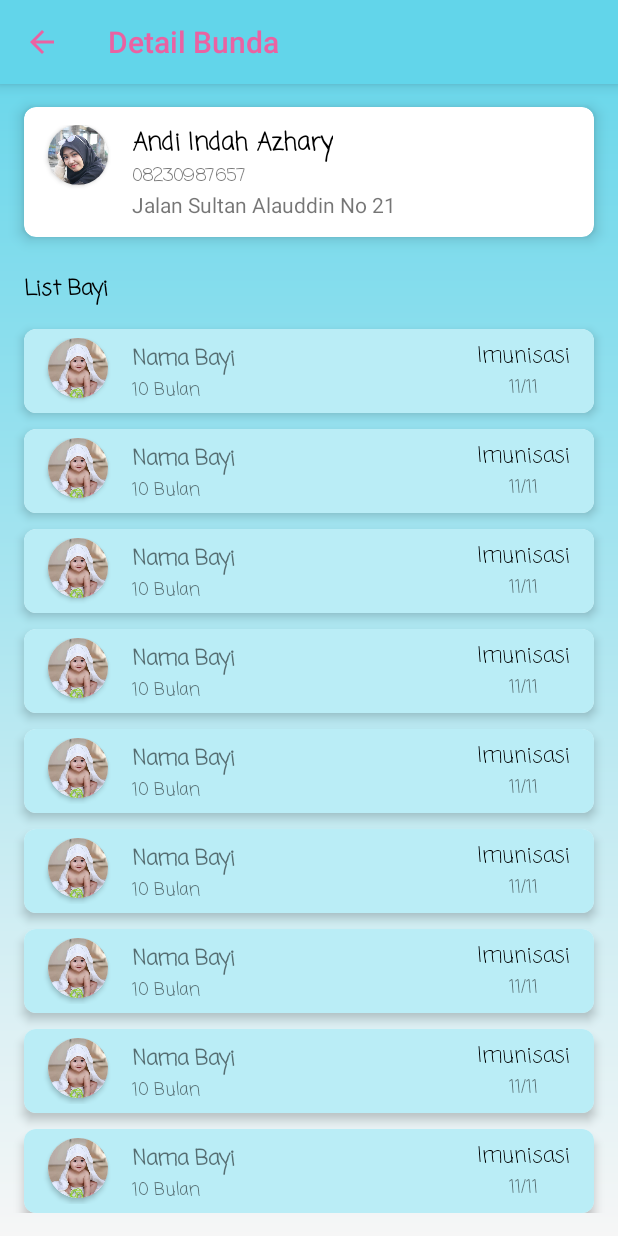
After one commit to azwarbahar/Apmodasi, an Android app: the DetailBundaActivity screen opened directly, with no data from a screen before it, on a phone screen of 412 x 824 dp. The commit adds this screen. Run offline under Robolectric (Android 15) with nearby library versions, the phone set to English and light mode, and no system bars.

Commit message:
fix UI kader

```diff
--- a/app/build.gradle
+++ b/app/build.gradle
@@ -68,9 +68,6 @@ dependencies {
     //sliding up panel
     implementation 'com.sothree.slidinguppanel:library:3.4.0'
 
-    //dexter permissions
-    implementation "com.karumi:dexter:5.0.0"
-
     // circular imageview
     implementation 'com.mikhaellopez:circularimageview:3.2.0'
 
--- /dev/null
+++ b/app/src/main/java/com/skripsi/apmodasi/ui/activity/kader/DetailBundaActivity.java
@@ -0,0 +1,43 @@
+package com.skripsi.apmodasi.ui.activity.kader;
+
+import androidx.appcompat.app.AppCompatActivity;
+import androidx.appcompat.widget.Toolbar;
+import androidx.recyclerview.widget.LinearLayoutManager;
+import androidx.recyclerview.widget.RecyclerView;
+
+import android.os.Bundle;
+
+import com.skripsi.apmodasi.R;
+import com.skripsi.apmodasi.ui.adapter.BayiKaderAdapter;
+
+public class DetailBundaActivity extends AppCompatActivity {
+
+    private RecyclerView rv_bayi;
+    private BayiKaderAdapter bayiKaderAdapter;
+
+    @Override
+    protected void onCreate(Bundle savedInstanceState) {
+        super.onCreate(savedInstanceState);
+        setContentView(R.layout.activity_detail_bunda);
+
+        Toolbar toolbar = findViewById(R.id.toolbar);
+        setSupportActionBar(toolbar);
+        getSupportActionBar().setDisplayHomeAsUpEnabled(true);
+        getSupportActionBar().setDisplayShowHomeEnabled(true);
+
+        loadDataBayi();
+    }
+
+    private void loadDataBayi(){
+        rv_bayi = findViewById(R.id.rv_bayi);
+        bayiKaderAdapter = new BayiKaderAdapter(DetailBundaActivity.this);
+        rv_bayi.setLayoutManager(new LinearLayoutManager(DetailBundaActivity.this));
+        rv_bayi.setAdapter(bayiKaderAdapter);
+    }
+
+    @Override
+    public boolean onSupportNavigateUp() {
+        onBackPressed();
+        return true;
+    }
+}
--- a/app/src/main/java/com/skripsi/apmodasi/ui/adapter/BayiKaderAdapter.java
+++ b/app/src/main/java/com/skripsi/apmodasi/ui/adapter/BayiKaderAdapter.java
@@ -1,6 +1,7 @@
 package com.skripsi.apmodasi.ui.adapter;
 
 import android.content.Context;
+import android.content.Intent;
 import android.view.LayoutInflater;
 import android.view.View;
 import android.view.ViewGroup;
@@ -9,6 +10,7 @@ import androidx.annotation.NonNull;
 import androidx.recyclerview.widget.RecyclerView;
 
 import com.skripsi.apmodasi.R;
+import com.skripsi.apmodasi.ui.activity.kader.DetailBayiKaderActivity;
 
 public class BayiKaderAdapter extends RecyclerView.Adapter<BayiKaderAdapter.MyHolderView> {
 
@@ -31,6 +33,13 @@ public class BayiKaderAdapter extends RecyclerView.Adapter<BayiKaderAdapter.MyHo
     @Override
     public void onBindViewHolder(@NonNull BayiKaderAdapter.MyHolderView holder, int position) {
 
+        holder.itemView.setOnClickListener(new View.OnClickListener() {
+            @Override
+            public void onClick(View v) {
+                context.startActivity(new Intent(context, DetailBayiKaderActivity.class));
+            }
+        });
+
     }
 
     @Override
--- a/app/src/main/res/layout/activity_detail_bayi.xml
+++ b/app/src/main/res/layout/activity_detail_bayi.xml
@@ -69,7 +69,6 @@
 
                 </com.google.android.material.appbar.CollapsingToolbarLayout>
             </com.google.android.material.appbar.AppBarLayout>
-
 
             <RelativeLayout
                 android:layout_width="match_parent"
--- /dev/null
+++ b/app/src/main/res/layout/activity_detail_bunda.xml
@@ -0,0 +1,111 @@
+<?xml version="1.0" encoding="utf-8"?>
+<RelativeLayout xmlns:android="http://schemas.android.com/apk/res/android"
+    xmlns:app="http://schemas.android.com/apk/res-auto"
+    xmlns:tools="http://schemas.android.com/tools"
+    android:layout_width="match_parent"
+    android:background="@drawable/bg_menu"
+    android:layout_height="match_parent"
+    tools:context=".ui.activity.kader.DetailBundaActivity">
+
+    <androidx.appcompat.widget.Toolbar
+        android:id="@+id/toolbar"
+        style="@style/Widget.AppCompat.Toolbar"
+        android:layout_width="match_parent"
+        android:layout_height="wrap_content"
+        android:background="@color/purple_500"
+        android:elevation="6dp"
+        app:theme="@style/ToolbarTheme"
+        app:title="Detail Bunda"
+        app:titleTextColor="@color/purple_200" />
+
+    <androidx.cardview.widget.CardView
+        android:id="@+id/cv_profile"
+        android:layout_width="match_parent"
+        android:layout_height="wrap_content"
+        android:layout_below="@id/toolbar"
+        android:layout_marginHorizontal="16dp"
+        android:layout_marginTop="15dp"
+        app:cardCornerRadius="8dp"
+        app:cardElevation="6dp">
+
+        <RelativeLayout
+            android:layout_width="match_parent"
+            android:layout_height="wrap_content"
+            android:paddingVertical="12dp">
+
+            <androidx.cardview.widget.CardView
+                android:id="@+id/cv_foto"
+                android:layout_width="40dp"
+                android:layout_height="40dp"
+                android:layout_marginHorizontal="16dp"
+                app:cardCornerRadius="20dp">
+
+                <RelativeLayout
+                    android:layout_width="match_parent"
+                    android:layout_height="match_parent">
+
+                    <ImageView
+                        android:id="@+id/foto_profil"
+                        android:layout_width="match_parent"
+                        android:layout_height="match_parent"
+                        android:scaleType="fitXY"
+                        android:src="@drawable/adinda" />
+
+                </RelativeLayout>
+
+            </androidx.cardview.widget.CardView>
+
+            <TextView
+                android:id="@+id/tv_nama"
+                android:layout_width="wrap_content"
+                android:layout_height="wrap_content"
+                android:layout_toRightOf="@id/cv_foto"
+                android:fontFamily="casual"
+                android:text="@string/indah"
+                android:textColor="@color/black"
+                android:textSize="16dp"
+                android:textStyle="bold" />
+
+            <TextView
+                android:id="@+id/tv_telpon"
+                android:layout_width="wrap_content"
+                android:layout_height="wrap_content"
+                android:layout_below="@id/tv_nama"
+                android:layout_toRightOf="@id/cv_foto"
+                android:fontFamily="casual"
+                android:text="08230987657"
+                android:textSize="12dp" />
+
+            <TextView
+                android:layout_toRightOf="@id/cv_foto"
+                android:layout_below="@id/tv_telpon"
+                android:text="Jalan Sultan Alauddin No 21"
+                android:layout_width="wrap_content"
+                android:layout_height="wrap_content"/>
+
+        </RelativeLayout>
+
+    </androidx.cardview.widget.CardView>
+
+    <TextView
+        android:layout_marginHorizontal="16dp"
+        android:layout_marginTop="24dp"
+        android:fontFamily="casual"
+        android:textColor="@color/black"
+        android:textStyle="bold"
+        android:layout_below="@id/cv_profile"
+        android:text="List Bayi"
+        android:id="@+id/tv1"
+        android:layout_width="wrap_content"
+        android:layout_height="wrap_content"/>
+
+    <androidx.recyclerview.widget.RecyclerView
+        android:id="@+id/rv_bayi"
+        android:layout_marginTop="10dp"
+        android:layout_below="@id/tv1"
+        tools:listitem="@layout/item_bayi_kader"
+        android:layout_width="match_parent"
+        android:paddingBottom="15dp"
+        android:layout_height="wrap_content"/>
+
+</RelativeLayout>
```
Also changed, not shown: app/src/main/AndroidManifest.xml (+10 -9 lines), app/src/main/java/com/skripsi/apmodasi/ui/activity/kader/DetailBayiKaderActivity.java (added, +110 -0 lines), app/src/main/java/com/skripsi/apmodasi/ui/activity/kader/InputDataBayiActivity.java (+64 -7 lines), app/src/main/java/com/skripsi/apmodasi/ui/adapter/IbuKaderAdapter.java (+9 -0 lines), app/src/main/res/layout/activity_detail_bayi_kader.xml (added, +281 -0 lines), app/src/main/res/layout/activity_input_data_bayi.xml (+18 -1 lines), app/src/main/res/layout/input_dialog_tinggi_bayi.xml (added, +53 -0 lines).
